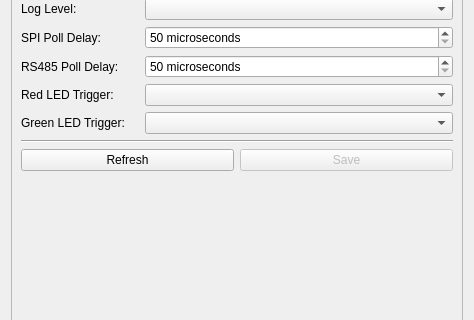
This is src/brickv/plugin_system/plugins/red/ui/red_tab_settings_brickd.ui in Tinkerforge/brickv as Qt 5 draws it before an edit; both pictures show x 0 to 474 and y 138 to 458 of the 474 by 553 pixel window. The edited form follows.
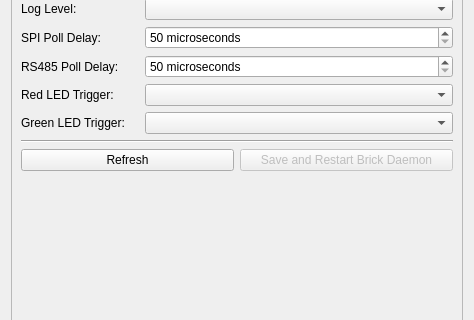
This is the edited form.

Commit message: red-brick: Handle reboot initiating events properly

```diff
--- a/src/brickv/plugin_system/plugins/red/ui/red_tab_settings_brickd.ui
+++ b/src/brickv/plugin_system/plugins/red/ui/red_tab_settings_brickd.ui
@@ -24,8 +24,8 @@
        <rect>
         <x>0</x>
         <y>0</y>
-        <width>454</width>
-        <height>533</height>
+        <width>460</width>
+        <height>539</height>
        </rect>
       </property>
       <layout class="QVBoxLayout" name="verticalLayout">
@@ -108,7 +108,7 @@
               <bool>false</bool>
              </property>
              <property name="text">
-              <string>Save</string>
+              <string>Save and Restart Brick Daemon</string>
              </property>
             </widget>
            </item>
```
The commit also changes 4 other files.
